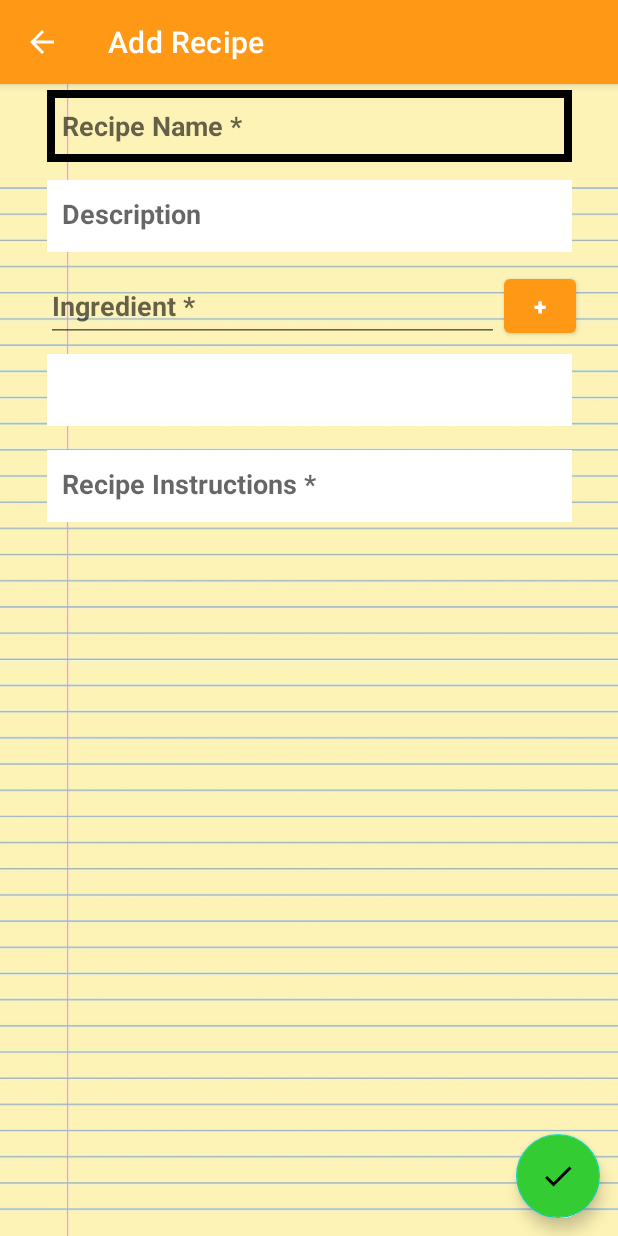
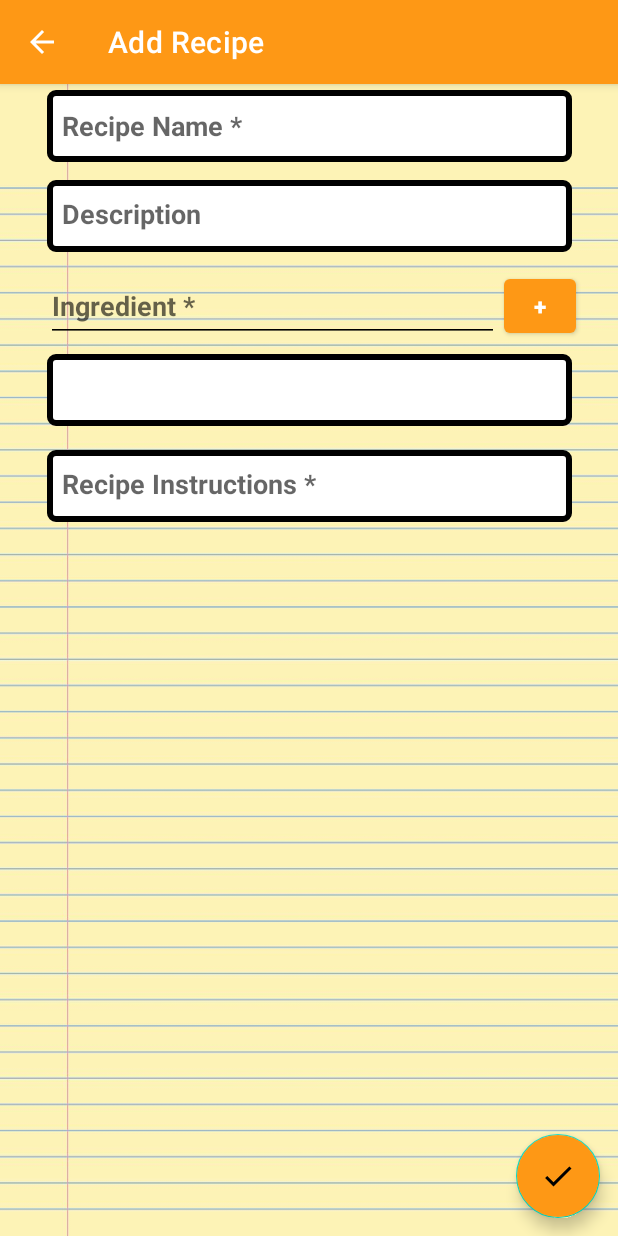
Before and after one commit to GodlewsO/comp4200-project, an Android app: the screen it shows after launch (AddRecipeActivity), after a tap on an icon or button, on a phone screen of 412 x 824 dp. Run offline under Robolectric (Android 15) with nearby library versions, the phone set to English and light mode, and no system bars; our stand-ins replace Room's generated code.

Commit message:
updated backgrounds for several ui elements

```diff
--- a/app/src/main/java/com/example/recipieapp/MainActivity.java
+++ b/app/src/main/java/com/example/recipieapp/MainActivity.java
@@ -45,11 +45,6 @@ public class MainActivity extends AppCompatActivity {
         setContentView(R.layout.activity_main);
 
         getWindow().setBackgroundDrawableResource(R.drawable.bg_image);
-        ActionBar actionBar;
-        actionBar = getSupportActionBar();
-
-        ColorDrawable colorDrawable = new ColorDrawable(Color.parseColor("#fe9815"));
-        actionBar.setBackgroundDrawable(colorDrawable);
 
         databaseHelper = RoomDBHelper.getInstance(this).recipeDAO();
         recipeIDs = new ArrayList<>();
--- a/app/src/main/res/drawable/textview_border.xml
+++ b/app/src/main/res/drawable/textview_border.xml
@@ -1,7 +1,7 @@
 <?xml version="1.0" encoding="utf-8"?>
 <shape xmlns:android="http://schemas.android.com/apk/res/android"
-    android:shape="rectangle">
-    <stroke
-        android:color="@color/black"
-        android:width="5dp"/>
+    android:shape="rectangle" >
+    <corners android:radius="4dp" />
+    <stroke android:width="4dp" android:color="@color/black" />
+    <solid android:color="@color/white"/>
 </shape>
--- a/app/src/main/res/layout/activity_add_recipe.xml
+++ b/app/src/main/res/layout/activity_add_recipe.xml
@@ -22,6 +22,7 @@
                 android:layout_width="302dp"
                 android:layout_height="48dp"
                 android:layout_marginTop="12dp"
+                android:backgroundTint="@color/black"
                 android:ems="10"
                 android:hint="Ingredient *"
                 android:inputType="textPersonName"
@@ -54,8 +55,7 @@
                 app:layout_constraintEnd_toEndOf="parent"
                 app:layout_constraintHorizontal_bias="0.5"
                 app:layout_constraintStart_toStartOf="parent"
-                app:layout_constraintTop_toTopOf="parent"
-                />
+                app:layout_constraintTop_toTopOf="parent" />
 
             <EditText
                 android:id="@+id/editTextInstructions"
@@ -77,8 +77,7 @@
                 app:layout_constraintEnd_toEndOf="parent"
                 app:layout_constraintHorizontal_bias="0.5"
                 app:layout_constraintStart_toStartOf="parent"
-                app:layout_constraintTop_toBottomOf="@+id/listView"
-                android:backgroundTint="@color/white"/>
+                app:layout_constraintTop_toBottomOf="@+id/listView" />
 
             <EditText
                 android:id="@+id/editTextDescription"
@@ -100,8 +99,7 @@
                 app:layout_constraintEnd_toEndOf="parent"
                 app:layout_constraintHorizontal_bias="0.5"
                 app:layout_constraintStart_toStartOf="parent"
-                app:layout_constraintTop_toBottomOf="@+id/editTextName"
-                android:backgroundTint="@color/white"/>
+                app:layout_constraintTop_toBottomOf="@+id/editTextName" />
 
             <Button
                 android:id="@+id/btnAddIngredient"
@@ -127,8 +125,7 @@
                 app:layout_constraintHeight_min="48dp"
                 app:layout_constraintHorizontal_bias="0.5"
                 app:layout_constraintStart_toStartOf="parent"
-                app:layout_constraintTop_toBottomOf="@+id/editTextIngredient"
-                android:backgroundTint="@color/white"/>
+                app:layout_constraintTop_toBottomOf="@+id/editTextIngredient" />
 
         </androidx.constraintlayout.widget.ConstraintLayout>
     </ScrollView>
@@ -141,10 +138,10 @@
         android:layout_alignParentBottom="true"
         android:layout_marginEnd="12dp"
         android:layout_marginBottom="12dp"
+        android:backgroundTint="@color/orange_500"
         android:clickable="true"
         app:rippleColor="@color/teal_700"
         app:srcCompat="@drawable/ic_check"
-        tools:ignore="SpeakableTextPresentCheck"
-        android:backgroundTint="#33cc33"/>
+        tools:ignore="SpeakableTextPresentCheck" />
 
 </RelativeLayout>
--- a/app/src/main/res/layout/activity_main.xml
+++ b/app/src/main/res/layout/activity_main.xml
@@ -15,10 +15,10 @@
         android:layout_marginEnd="16dp"
         android:layout_marginBottom="16dp"
         android:clickable="true"
+        app:backgroundTint="@color/orange_500"
         app:layout_constraintBottom_toBottomOf="parent"
         app:layout_constraintEnd_toEndOf="parent"
-        app:srcCompat="@android:drawable/ic_menu_add"
-        app:backgroundTint="#009933"/>
+        app:srcCompat="@android:drawable/ic_menu_add" />
 
     <SearchView
         android:id="@+id/searchView"
--- a/app/src/main/res/values/colors.xml
+++ b/app/src/main/res/values/colors.xml
@@ -9,10 +9,11 @@
     <color name="grey_500">#FF5e5e5e</color>
     <color name="yellow_100">#FFE8FAEA</color>
     <color name="blue_100">#FFD2F3FB</color>
+    <color name="blue_200">#FFccebfb</color>
+    <color name="blue_300">#FF4FE7FC</color>
+    <color name="orange_500">#FFfe9815</color>
+    <color name="orange_700">#FFb06c19</color>
+    <color name="yellow">#FFffffa1</color>
     <color name="black">#FF000000</color>
     <color name="white">#FFFFFFFF</color>
-    <color name="colorStart">#FFccebfb</color>
-    <color name="colorEnd">#FF4FE7FC</color>
-    <color name="actionBar">#FFfe9815</color>
-    <color name="yellow">#FFffffa1</color>
 </resources>
--- a/app/src/main/res/values/themes.xml
+++ b/app/src/main/res/values/themes.xml
@@ -2,7 +2,7 @@
     <!-- Base application theme. -->
     <style name="Theme.RecipieApp" parent="Theme.MaterialComponents.DayNight.DarkActionBar">
         <!-- Primary brand color. -->
-        <item name="colorPrimary">@color/actionBar</item>
+        <item name="colorPrimary">@color/orange_500</item>
         <item name="colorPrimaryVariant">@color/grey_500</item>
         <item name="colorOnPrimary">@color/white</item>
         <!-- Secondary brand color. -->
```
Also changed, not shown: app/src/main/java/com/example/recipieapp/AddRecipeActivity.java (+2 -9 lines), app/src/main/res/drawable/gradient_background.xml (deleted, +0 -11 lines), app/src/main/res/layout/activity_view_recipe.xml (+17 -18 lines).
